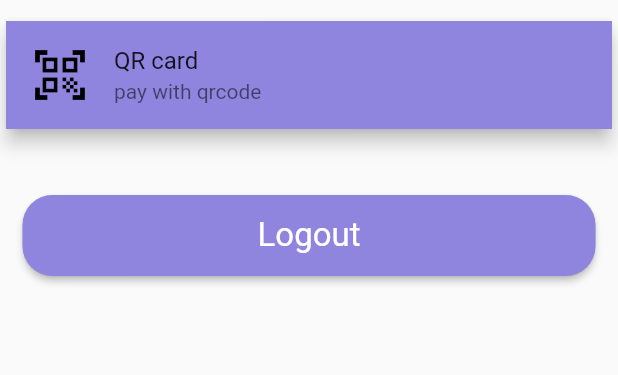
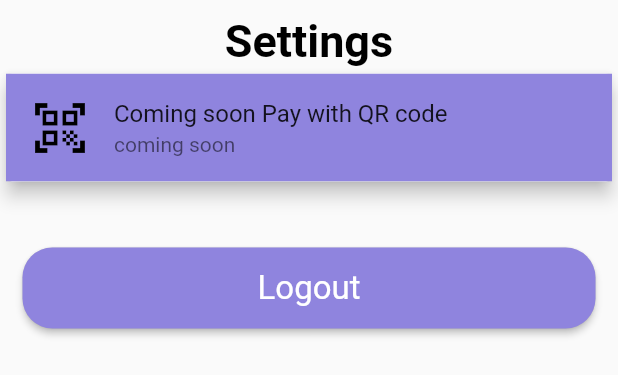
Before and after one commit to iNeedHelpX/coffeesoc, a Flutter app: the AccountPage widget shown alone on an empty page, opened directly, on a phone screen of 412 x 824 dp. Shown: the top 375 px of the screen. Run offline on Flutter 3.47's test engine with Material 2 defaults, Android fonts, the phone set to English and light mode, and no system bars; our stand-ins replace cloud_firestore, curved_navigation_bar, firebase_auth, firebase_core, flutter_signin_button, geolocator and 8 more; missing offline and left inert: flutter_gradients_reborn, new_version, rapyd; accounts and stored records are empty; Roboto replaces fonts that are missing (Courgette); statements that could not run were skipped.

Commit message:
settings card

```diff
--- a/lib/pages/account_page.dart
+++ b/lib/pages/account_page.dart
@@ -1,8 +1,10 @@
 import 'package:coffeesoc/colors/colours_list.dart';
 import 'package:coffeesoc/globalvars.dart';
 import 'package:coffeesoc/pages/widgets/custom_button.dart';
+import 'package:coffeesoc/pages/widgets/settings_card.dart';
 import 'package:coffeesoc/start/bottomsheet.dart';
 import 'package:flutter/material.dart';
+import 'package:google_fonts/google_fonts.dart';
 
 class AccountPage extends StatefulWidget {
   const AccountPage({super.key});
@@ -25,25 +27,16 @@ class _AccountPageState extends State<AccountPage> {
                   SizedBox(
                     height: 10,
                   ),
-
-                  InkWell(
-                    splashColor: tabicon,
-                    onTap: () {
-                      bottomSheet(context);
-                    },
-                    child: Card(
-                      elevation: 5,
-                      child: ListTile(
-                        tileColor: prettyPurple,
-                        title: Text('QR card'),
-                        subtitle: Text("pay with qrcode"),
-                        leading: Icon(
-                          Icons.qr_code_scanner,
-                          size: 40,
-                          color: Colors.black,
-                        ),
-                      ),
-                    ),
+                  Text(
+                    "Settings",
+                    style: GoogleFonts.courgette(
+                        fontSize: 30,
+                        fontWeight: FontWeight.w700,
+                        color: Colors.black),
+                  ),
+                  SettingsCard(
+                    titleText: 'Coming soon Pay with QR code',
+                    subText: 'coming soon',
                   ),
                   SizedBox(
                     height: 40,
--- /dev/null
+++ b/lib/pages/widgets/settings_card.dart
@@ -0,0 +1,33 @@
+import 'package:coffeesoc/colors/colours_list.dart';
+import 'package:coffeesoc/start/bottomsheet.dart';
+import 'package:flutter/material.dart';
+
+class SettingsCard extends StatelessWidget {
+  final String titleText;
+  final String subText;
+  const SettingsCard(
+      {super.key, required this.titleText, required this.subText});
+
+  @override
+  Widget build(BuildContext context) {
+    return InkWell(
+      splashColor: containerback,
+      onTap: () {
+        bottomSheet(context);
+      },
+      child: Card(
+        elevation: 5,
+        child: ListTile(
+          tileColor: prettyPurple,
+          title: Text(titleText),
+          subtitle: Text(subText),
+          leading: Icon(
+            Icons.qr_code_scanner,
+            size: 40,
+            color: Colors.black,
+          ),
+        ),
+      ),
+    );
+  }
+}
```
